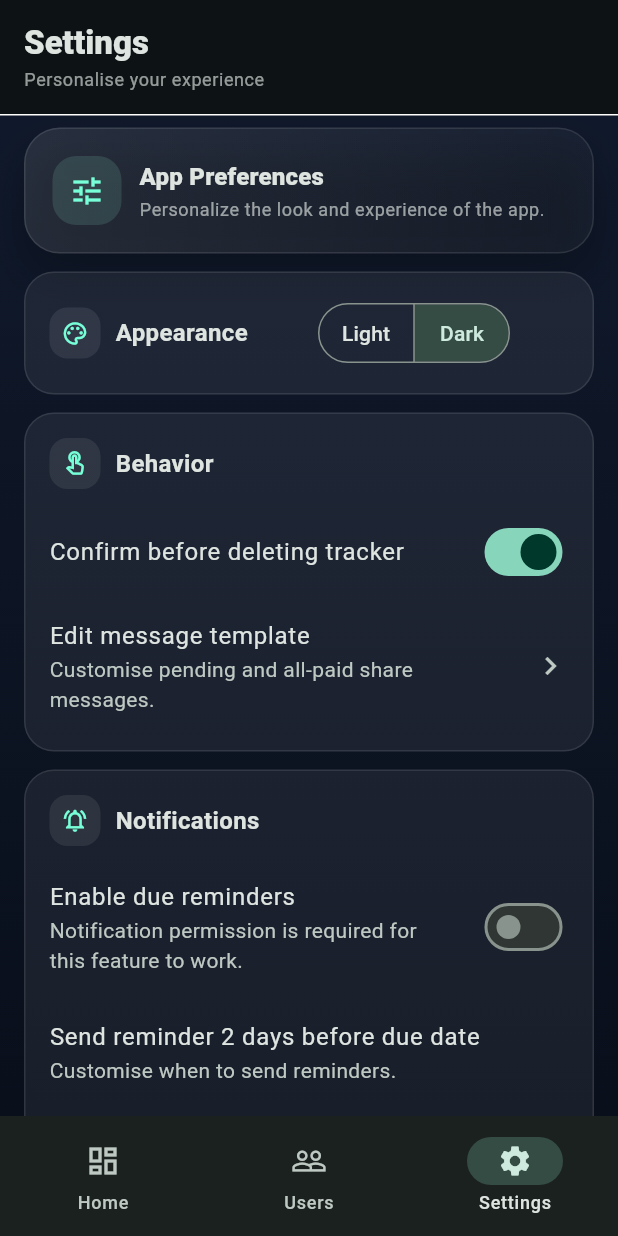
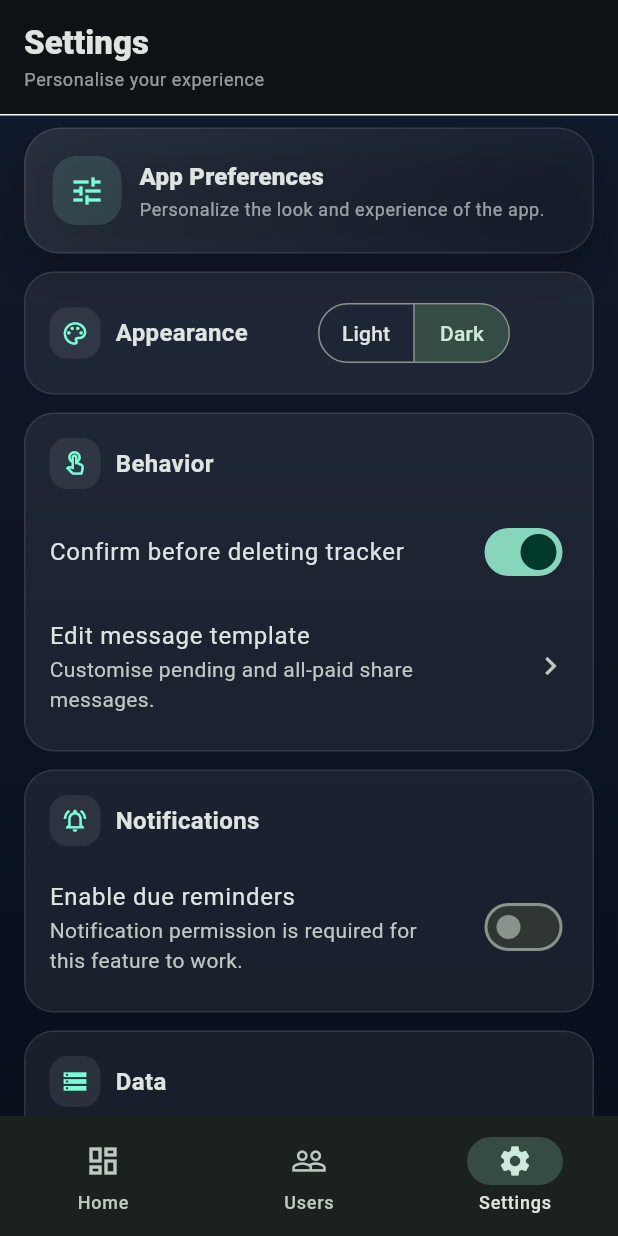
Before and after one commit to asterhyphen/rent-track-kar, a Flutter app: the screen it shows after launch, item 3 of the bottom bar chosen, on a phone screen of 412 x 824 dp. Run offline on Flutter 3.47's test engine with Material 3 defaults, Android fonts, the phone set to English and light mode, and no system bars; our stand-ins replace flutter_local_notifications, flutter_riverpod, flutter_timezone, hive, hive_flutter, share_plus and 1 more; accounts and stored records are empty; Roboto replaces fonts that are missing (Avenir).

Commit message:
chore(settings): parent on then reveal child

```diff
--- a/lib/features/settings/presentation/settings_page.dart
+++ b/lib/features/settings/presentation/settings_page.dart
@@ -289,28 +289,35 @@ class _SettingsPageState extends ConsumerState<SettingsPage> {
                   ),
                   onChanged: _setNotificationsEnabled,
                 ),
+                _animatedReveal(
+                  visible: settings.notificationsEnabled,
+                  child: Column(
+                    children: [
                       const SizedBox(height: 8),
                       ListTile(
                         contentPadding: EdgeInsets.zero,
                         title: Text(
                           'Send reminder ${settings.reminderDaysBefore} day${settings.reminderDaysBefore == 1 ? '' : 's'} before due date',
                         ),
-                  subtitle: const Text('Customise when to send reminders.'),
+                        subtitle: const Text(
+                          'Customise when to send reminders.',
+                        ),
                       ),
                       Slider(
                         min: 1,
                         max: 7,
                         divisions: 6,
                         value: settings.reminderDaysBefore.toDouble(),
-                  onChanged: settings.notificationsEnabled
-                      ? (value) async {
+                        onChanged: (value) async {
                           await _save(
                             settings.copyWith(
                               reminderDaysBefore: value.round(),
                             ),
                           );
-                        }
-                      : null,
+                        },
+                      ),
+                    ],
+                  ),
                 ),
               ],
             ),
@@ -341,6 +348,33 @@ class _SettingsPageState extends ConsumerState<SettingsPage> {
           ),
         ],
       ),
+    );
+  }
+
+  Widget _animatedReveal({required bool visible, required Widget child}) {
+    return AnimatedSwitcher(
+      duration: const Duration(milliseconds: 280),
+      reverseDuration: const Duration(milliseconds: 220),
+      switchInCurve: Curves.easeOutCubic,
+      switchOutCurve: Curves.easeInCubic,
+      transitionBuilder: (child, animation) {
+        return ClipRect(
+          child: FadeTransition(
+            opacity: animation,
+            child: SizeTransition(
+              sizeFactor: animation,
+              axisAlignment: -1,
+              child: child,
+            ),
+          ),
+        );
+      },
+      child: visible
+          ? KeyedSubtree(
+              key: const ValueKey('notification-options'),
+              child: child,
+            )
+          : const SizedBox.shrink(key: ValueKey('notification-options-hidden')),
     );
   }
 
```
Lines whose indentation alone changed are shown as unchanged.
